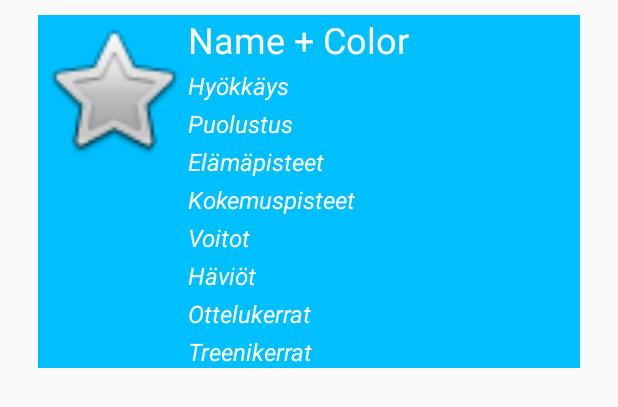
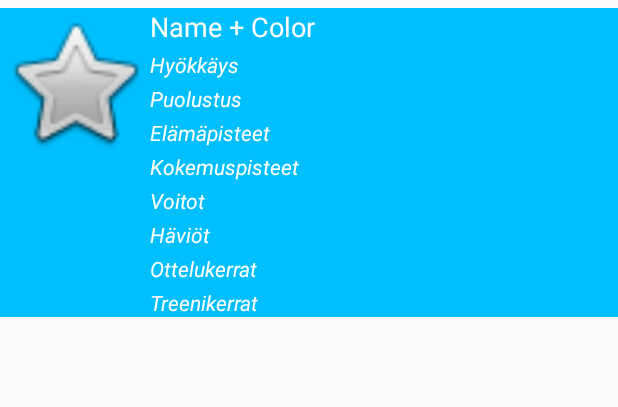
Before and after one commit to antti-kuru/LutemonFighter, an Android app: the layout statistics_view.xml on its own in the app's theme, with its tools: preview values and no code run, on a phone screen of 412 x 824 dp. Shown: the top 407 px of the screen. Run offline under Robolectric (Android 15) with nearby library versions, the phone set to English and light mode, and no system bars.

Commit message:
Stats kinda working

```diff
--- a/app/src/main/AndroidManifest.xml
+++ b/app/src/main/AndroidManifest.xml
@@ -11,6 +11,9 @@
         android:supportsRtl="true"
         android:theme="@style/Theme.LutemonFighter"
         tools:targetApi="31">
+        <activity
+            android:name=".StatisticsActivity"
+            android:exported="false" />
         <activity
             android:name=".ListLutemonActivity"
             android:exported="false" />
--- a/app/src/main/java/com/example/lutemonfighter/Lutemon.java
+++ b/app/src/main/java/com/example/lutemonfighter/Lutemon.java
@@ -150,5 +150,4 @@ public class Lutemon {
     }
 
 
-
 }
--- a/app/src/main/res/layout/activity_list_statistics.xml
+++ b/app/src/main/res/layout/activity_list_statistics.xml
@@ -11,7 +11,7 @@
 
         <androidx.recyclerview.widget.RecyclerView
             android:id="@+id/rvHomeStats"
-            android:layout_width="wrap_content"
+            android:layout_width="match_parent"
             android:layout_height="wrap_content"
             app:layout_constraintEnd_toEndOf="parent"
             app:layout_constraintHorizontal_bias="0.46"
@@ -20,7 +20,7 @@
 
         <androidx.recyclerview.widget.RecyclerView
             android:id="@+id/rvBattlefieldStats"
-            android:layout_width="wrap_content"
+            android:layout_width="match_parent"
             android:layout_height="wrap_content"
             app:layout_constraintEnd_toEndOf="parent"
             app:layout_constraintHorizontal_bias="0.46"
@@ -29,7 +29,7 @@
 
         <androidx.recyclerview.widget.RecyclerView
             android:id="@+id/rvTrainingStats"
-            android:layout_width="wrap_content"
+            android:layout_width="match_parent"
             android:layout_height="wrap_content"
             app:layout_constraintEnd_toEndOf="parent"
             app:layout_constraintHorizontal_bias="0.46"
--- a/app/src/main/res/layout/statistics_view.xml
+++ b/app/src/main/res/layout/statistics_view.xml
@@ -3,9 +3,9 @@
     xmlns:app="http://schemas.android.com/apk/res-auto"
     android:layout_width="match_parent"
     android:layout_height="wrap_content"
-    android:layout_marginLeft="25dp"
-    android:layout_marginTop="10dp"
-    android:layout_marginRight="25dp"
+    android:layout_marginLeft="0dp"
+    android:layout_marginTop="5dp"
+    android:layout_marginRight="0dp"
     android:background="#00BFFF"
     android:orientation="horizontal">
 
@@ -29,7 +29,7 @@
             android:layout_height="wrap_content"
             android:text="Name + Color"
             android:textColor="@android:color/white"
-            android:textSize="24sp" />
+            android:textSize="18sp" />
 
         <TextView
             android:id="@+id/statsAttack"
@@ -38,7 +38,7 @@
             android:layout_marginTop="3dp"
             android:text="Hyökkäys"
             android:textColor="@android:color/white"
-            android:textSize="16sp"
+            android:textSize="14sp"
             android:textStyle="italic" />
 
         <TextView
@@ -48,7 +48,7 @@
             android:layout_marginTop="3dp"
             android:text="Puolustus"
             android:textColor="@android:color/white"
-            android:textSize="16sp"
+            android:textSize="14sp"
             android:textStyle="italic" />
 
         <TextView
@@ -57,7 +57,7 @@
             android:layout_height="wrap_content"
             android:layout_marginTop="3dp"
             android:text="Elämäpisteet"
-            android:textSize="16sp"
+            android:textSize="14sp"
             android:textColor="@android:color/white"
             android:textStyle="italic"/>
 
@@ -68,7 +68,7 @@
             android:layout_marginTop="3dp"
             android:text="Kokemuspisteet"
             android:textColor="@android:color/white"
-            android:textSize="16sp"
+            android:textSize="14sp"
             android:textStyle="italic" />
 
         <TextView
@@ -78,7 +78,7 @@
             android:layout_marginTop="3dp"
             android:text="Voitot"
             android:textColor="@android:color/white"
-            android:textSize="16sp"
+            android:textSize="14sp"
             android:textStyle="italic" />
 
         <TextView
@@ -88,7 +88,7 @@
             android:layout_marginTop="3dp"
             android:text="Häviöt"
             android:textColor="@android:color/white"
-            android:textSize="16sp"
+            android:textSize="14sp"
             android:textStyle="italic" />
 
         <TextView
@@ -98,7 +98,7 @@
             android:layout_marginTop="3dp"
             android:text="Ottelukerrat"
             android:textColor="@android:color/white"
-            android:textSize="16sp"
+            android:textSize="14sp"
             android:textStyle="italic" />
 
         <TextView
@@ -108,7 +108,7 @@
             android:layout_marginTop="3dp"
             android:text="Treenikerrat"
             android:textColor="@android:color/white"
-            android:textSize="16sp"
+            android:textSize="14sp"
             android:textStyle="italic" />
 
     </LinearLayout>
```
Also changed, not shown: app/src/main/java/com/example/lutemonfighter/BattleFieldActivity.java (+7 -0 lines).
